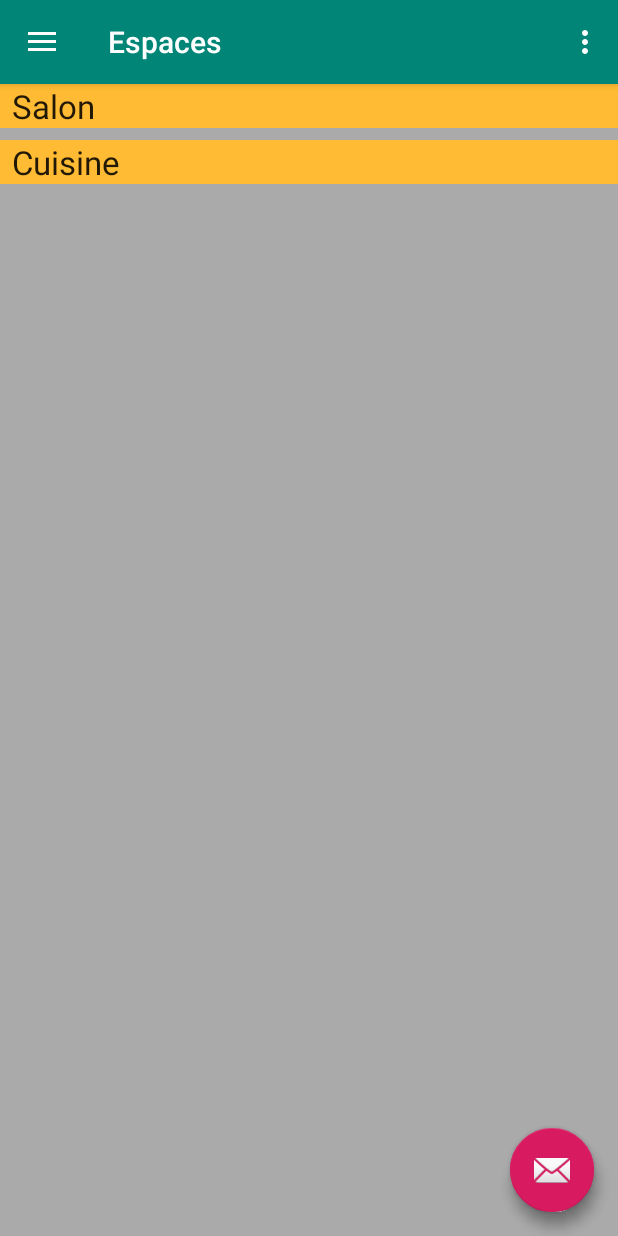
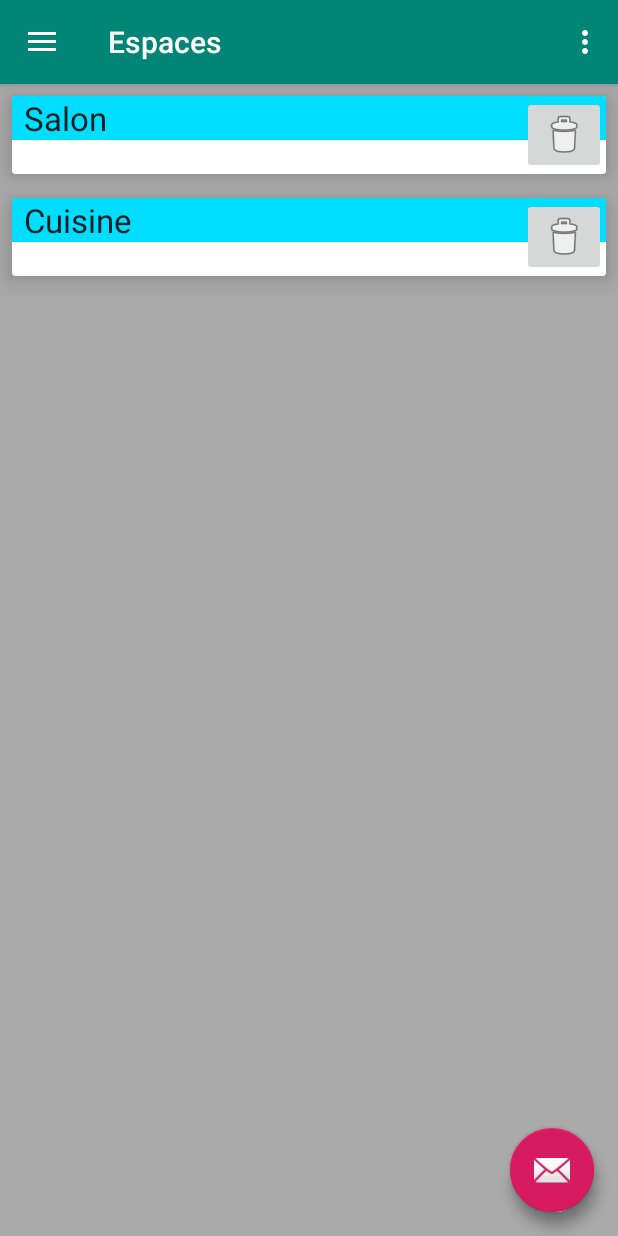
Before and after one commit to alexfeugas/Majordome, an Android app: the screen it shows after launch (MajordomeActivity), in the side drawer, after a tap on "Espaces", on a phone screen of 412 x 824 dp. Run offline under Robolectric (Android 15) with nearby library versions, the light colour scheme and no system bars; our stand-ins replace Room's generated code, navigation-ui.

Commit message:
Spaces : add of delete button

```diff
--- a/app/build.gradle
+++ b/app/build.gradle
@@ -37,8 +37,9 @@ dependencies {
     androidTestImplementation 'androidx.test.espresso:espresso-core:3.1.1'
     implementation 'androidx.room:room-runtime:2.2.4'
     annotationProcessor 'androidx.room:room-compiler:2.2.4'
-    implementation "android.arch.lifecycle:extensions:1.1.0"
-    implementation "android.arch.lifecycle:viewmodel:1.1.0"
+    implementation 'androidx.lifecycle:lifecycle-extensions:2.0.0'
+    implementation 'androidx.lifecycle:lifecycle-viewmodel:2.0.0'
     implementation 'com.muditsen.multilevelrecyclerview:multilevelview:1.0.0'
+    implementation "androidx.cardview:cardview:1.0.0"
 
 }
--- a/app/src/main/java/fr/afe/majordome/ui/spaces/SpacesFragment.java
+++ b/app/src/main/java/fr/afe/majordome/ui/spaces/SpacesFragment.java
@@ -43,8 +43,8 @@ public class SpacesFragment extends Fragment {
     public View onCreateView(@NonNull LayoutInflater inflater,
                              ViewGroup container, Bundle savedInstanceState) {
         Log.v("SpacesFrgment", "into Create View");
-        spacesViewModel =
-                ViewModelProviders.of(this).get(SpacesViewModel.class);
+        //spacesViewModel =
+        //        ViewModelProviders.of(this).get(SpacesViewModel.class);
         View root = inflater.inflate(R.layout.fragment_slideshow, container, false);
         recyclerView = root.findViewById(R.id.recyclerview); //text_share
         final SpacesListAdapter adapter = new SpacesListAdapter(getContext());
--- a/app/src/main/java/fr/afe/majordome/ui/spaces/SpacesListAdapter.java
+++ b/app/src/main/java/fr/afe/majordome/ui/spaces/SpacesListAdapter.java
@@ -5,6 +5,7 @@ import android.view.LayoutInflater;
 import android.view.View;
 import android.view.ViewGroup;
 import android.widget.TextView;
+import android.widget.Toast;
 
 import androidx.annotation.NonNull;
 import androidx.recyclerview.widget.RecyclerView;
@@ -27,14 +28,29 @@ public class SpacesListAdapter extends RecyclerView.Adapter<SpacesListAdapter.Sp
 
     private final LayoutInflater mInflater;
     private List<SpaceEntity> mSpaces; // Cached copy of spaces
-
-    SpacesListAdapter(Context context) { mInflater = LayoutInflater.from(context); }
+    private final View.OnClickListener mOnClickListener = null;
+    private Context mContext;
+    SpacesListAdapter(Context context) {
+        mInflater = LayoutInflater.from(context);
+        mContext = context;
+    }
 
 
     @NonNull
     @Override
     public SpaceViewHolder onCreateViewHolder(@NonNull ViewGroup parent, int viewType) {
         View itemView = mInflater.inflate(R.layout.recyclerview_item, parent, false);
+        View button = itemView.findViewById(R.id.imageButtonDelete);
+        button.setOnClickListener(new View.OnClickListener() {
+            @Override
+            public void onClick(View view) {
+
+                int itemPosition = ((RecyclerView)parent).getChildLayoutPosition((View)view.getParent());
+
+                SpaceEntity current = mSpaces.get(itemPosition);
+                Toast.makeText(mContext, current.spaceId+ " " +current.spaceName, Toast.LENGTH_LONG).show();
+            }
+        });
         return new SpaceViewHolder(itemView);
     }
 
--- a/app/src/main/res/layout/recyclerview_item.xml
+++ b/app/src/main/res/layout/recyclerview_item.xml
@@ -1,12 +1,28 @@
 <?xml version="1.0" encoding="utf-8"?>
-<LinearLayout xmlns:android="http://schemas.android.com/apk/res/android"
-    android:orientation="vertical" android:layout_width="match_parent"
-    android:layout_height="wrap_content">
+
+<androidx.cardview.widget.CardView xmlns:android="http://schemas.android.com/apk/res/android"
+    xmlns:app="http://schemas.android.com/apk/res-auto"
+    android:layout_width="match_parent"
+    android:layout_height="wrap_content"
+    android:layout_margin="8dp"
+    android:orientation="vertical"
+    app:cardCornerRadius="2dp"
+    app:cardElevation="10dp">
 
     <TextView
         android:id="@+id/textView"
         style="@style/word_title"
         android:layout_width="match_parent"
+        android:layout_height="match_parent"
+        android:background="@android:color/holo_blue_bright" />
+
+    <ImageButton
+        android:id="@+id/imageButtonDelete"
+        android:layout_width="wrap_content"
         android:layout_height="wrap_content"
-        android:background="@android:color/holo_orange_light" />
-</LinearLayout>
+        android:contentDescription="Delete"
+        android:layout_gravity="right"
+        app:srcCompat="@android:drawable/ic_menu_delete" />
+
+
+</androidx.cardview.widget.CardView>
--- a/build.gradle
+++ b/build.gradle
@@ -7,7 +7,7 @@ buildscript {
 
     }
     dependencies {
-        classpath 'com.android.tools.build:gradle:3.5.3'
+        classpath 'com.android.tools.build:gradle:3.6.1'
 
         // NOTE: Do not place your application dependencies here; they belong
         // in the individual module build.gradle files
```
Also changed, not shown: gradle/wrapper/gradle-wrapper.properties.
